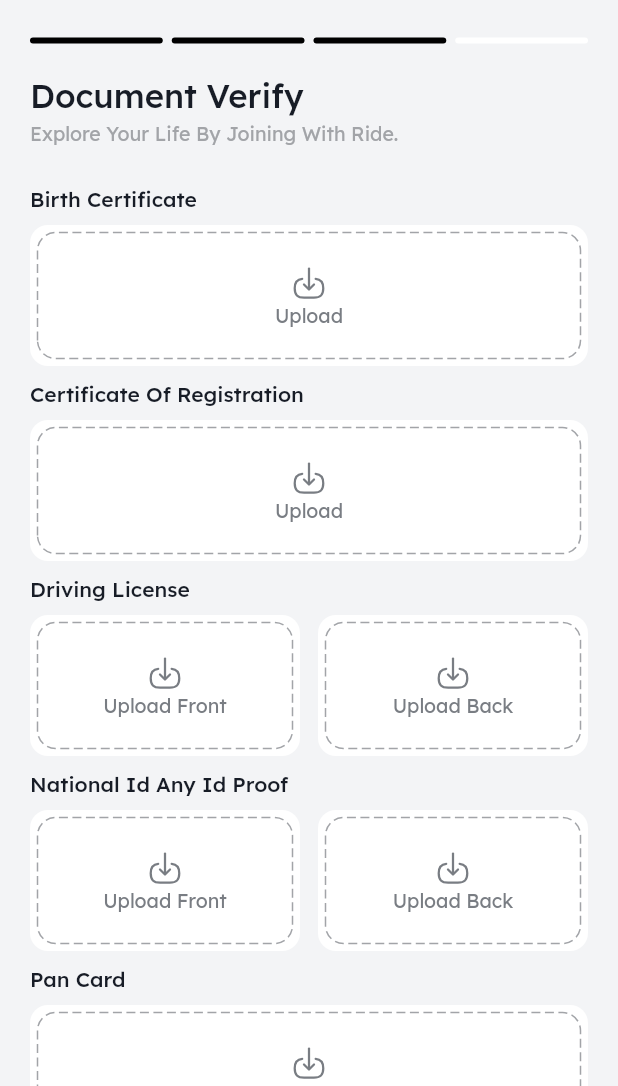
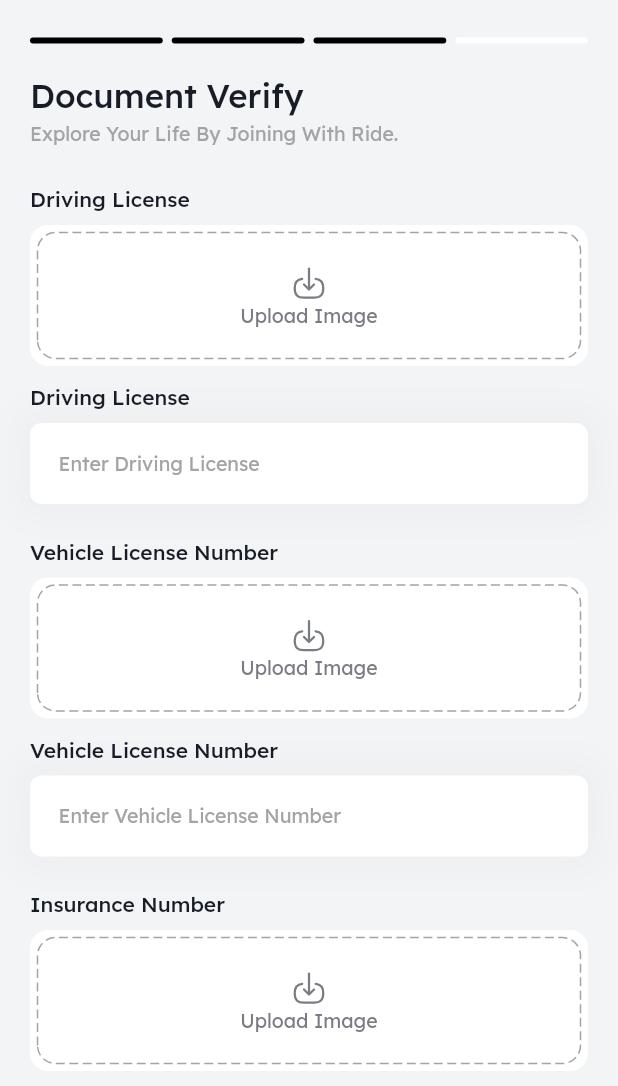
Before and after one commit to astriagk/ping-parent-mobile-driver, a Flutter app: the DocumentsOnboardingScreen screen opened by its route, on a phone screen of 412 x 824 dp, the part 150-1236 px from its top. Run offline on Flutter 3.47's test engine with Material 3 defaults, Android fonts, the phone set to English and light mode, and no system bars; drawn by our look-alikes of dotted_border; our stand-ins replace avatar_glow, connectivity_plus, dotted_line, emoji_picker_flutter, figma_squircle, flutter_rating_bar and 12 more; missing offline and left inert: gif; accounts and stored records are empty.

Commit message:
feat: added the document verification UI.

```diff
--- a/lib/common/app_fonts.dart
+++ b/lib/common/app_fonts.dart
@@ -244,7 +244,6 @@ class AppFonts {
   final withdrawHistory = 'withdrawHistory';
   final uploadImage = 'uploadImage';
   final uploadBack = 'uploadBack';
-  final drivingLicense = 'drivingLicense';
   final certificateOfRegistration = 'certificateOfRegistration';
   final birthCertificate = 'birthCertificate';
   final selectCountry = 'selectCountry';
@@ -290,4 +289,13 @@ class AppFonts {
   final van = 'van';
   final bus = 'bus';
   final enterUserName = 'enterUserName';
+
+  // document verification
+
+  final drivingLicense = 'drivingLicense';
+  final enterDrivingLicense = 'enterDrivingLicense';
+  final vehicleLicenseNumber = 'vehicleLicenseNumber';
+  final enterVehicleLicenseNumber = 'enterVehicleLicenseNumber';
+  final insuranceNumber = 'insuranceNumber';
+  final enterInsuranceNumber = 'enterInsuranceNumber';
 }
--- a/lib/common/languages/en.dart
+++ b/lib/common/languages/en.dart
@@ -247,6 +247,11 @@ dynamic en = {
   "uploadImage": "Upload Image",
   "uploadBack": "Upload Back",
   "drivingLicense": "Driving License",
+  "enterDrivingLicense": "Enter Driving License",
+  "vehicleLicenseNumber": "Vehicle License Number",
+  "insuranceNumber": "Insurance Number",
+  "enterInsuranceNumber": "Enter Insurance Number",
+  "enterVehicleLicenseNumber": "Enter Vehicle License Number",
   "certificateOfRegistration": "Certificate Of Registration",
   "birthCertificate": "Birth Certificate",
   "selectCountry": "Select Country",
--- a/lib/provider/auth_providers/onboarding_provider.dart
+++ b/lib/provider/auth_providers/onboarding_provider.dart
@@ -12,6 +12,16 @@ class OnboardingProvider extends ChangeNotifier {
   final TextEditingController emailController = TextEditingController();
   final TextEditingController vehicleNumberController = TextEditingController();
   final TextEditingController vehicleCapacityController =
+      TextEditingController();
+
+  // Text Controllers for document verification
+  final TextEditingController drivingLicenseController =
+      TextEditingController();
+  final TextEditingController vehicleLicenseNumberController =
+      TextEditingController();
+  final TextEditingController insuranceNumberController =
+      TextEditingController();
+  final TextEditingController birthCertificateController =
       TextEditingController();
 
   // Intro onboarding (initial slides)
@@ -97,9 +107,9 @@ class OnboardingProvider extends ChangeNotifier {
   }
 
   Future<void> pickImage(
-    context,
-    /* {required ImageSource source}*/
-  ) async {
+    context, {
+    String? documentName,
+  }) async {
     showDialog(
         context: context,
         builder: (BuildContext context) {
@@ -112,7 +122,11 @@ class OnboardingProvider extends ChangeNotifier {
                     Row(
                         mainAxisAlignment: MainAxisAlignment.spaceBetween,
                         children: [
-                          Text(language(context, appFonts.upload),
+                          Text(
+                              language(context, appFonts.upload) +
+                                  (documentName != null
+                                      ? ' - $documentName'
+                                      : ''),
                               style: AppCss.lexendMedium16
                                   .textColor(appTheme.primary)),
                           CommonIconButton(
@@ -325,6 +339,10 @@ class OnboardingProvider extends ChangeNotifier {
     emailController.dispose();
     vehicleNumberController.dispose();
     vehicleCapacityController.dispose();
+    drivingLicenseController.dispose();
+    vehicleLicenseNumberController.dispose();
+    insuranceNumberController.dispose();
+    birthCertificateController.dispose();
     super.dispose();
   }
 }
--- a/lib/screens/auth_screen/documents_onboarding_screen/layouts/documents_verify_layout.dart
+++ b/lib/screens/auth_screen/documents_onboarding_screen/layouts/documents_verify_layout.dart
@@ -22,12 +22,76 @@ class DocumentsVerifyLayout extends StatelessWidget {
 
   Widget _buildDocumentUploadUI(BuildContext context, OnboardingProvider pvr) {
     return Column(crossAxisAlignment: CrossAxisAlignment.start, children: [
+      _buildSingleUploadDocumentSection(context, pvr, appFonts.drivingLicense,
+          appFonts.enterDrivingLicense, pvr.drivingLicenseController),
+      VSpace(Insets.i25),
+      _buildSingleUploadDocumentSection(
+          context,
+          pvr,
+          appFonts.vehicleLicenseNumber,
+          appFonts.enterVehicleLicenseNumber,
+          pvr.vehicleLicenseNumberController),
+      VSpace(Insets.i25),
+      _buildSingleUploadDocumentSection(context, pvr, appFonts.insuranceNumber,
+          appFonts.enterInsuranceNumber, pvr.insuranceNumberController),
+    ]);
+  }
+
+  Widget _buildSingleUploadDocumentSection(
+    BuildContext context,
+    OnboardingProvider pvr,
+    String title,
+    String hintText,
+    TextEditingController controller,
+  ) {
+    return Column(crossAxisAlignment: CrossAxisAlignment.start, children: [
       TextWidgetCommon(
-          text: language(context, appFonts.birthCertificate),
+          text: language(context, title),
           style: AppCss.lexendMedium14.textColor(appTheme.darkText)),
       VSpace(Insets.i10),
-      GestureDetector(
-          onTap: () async => await pvr.pickImage(context),
+      _buildFullWidthUploadContainer(context, pvr, language(context, title)),
+      VSpace(Insets.i12),
+      AuthCommonWidgets().textAndTextField(
+          language(context, title), language(context, hintText), context,
+          controller: controller),
+    ]);
+  }
+
+  Widget _buildDocumentSection(
+    BuildContext context,
+    OnboardingProvider pvr,
+    String title,
+    String hintText,
+    TextEditingController controller,
+  ) {
+    return Column(crossAxisAlignment: CrossAxisAlignment.start, children: [
+      TextWidgetCommon(
+          text: language(context, title),
+          style: AppCss.lexendMedium14.textColor(appTheme.darkText)),
+      VSpace(Insets.i10),
+      Row(children: [
+        Expanded(
+            child:
+                _buildUploadContainer(context, pvr, language(context, title))),
+        HSpace(Insets.i12),
+        Expanded(
+            child:
+                _buildUploadContainer(context, pvr, language(context, title)))
+      ]),
+      VSpace(Insets.i12),
+      AuthCommonWidgets().textAndTextField(
+          language(context, title), language(context, hintText), context,
+          controller: controller),
+    ]);
+  }
+
+  Widget _buildUploadContainer(
+      BuildContext context, OnboardingProvider pvr, String documentName) {
+    return GestureDetector(
+        onTap: () async => await pvr.pickImage(
+              context,
+              documentName: documentName,
+            ),
         child: Container(
                 padding: const EdgeInsets.all(5),
                 height: Insets.i94,
@@ -48,195 +112,48 @@ class DocumentsVerifyLayout extends StatelessWidget {
                                 children: [
                                     SvgPicture.asset(svgAssets.import),
                                     VSpace(Insets.i3),
-                                      Text(language(context, appFonts.upload),
+                                    Text(
+                                        language(context, appFonts.uploadFront),
                                         style: AppCss.lexendRegular13
                                             .textColor(appTheme.textClr))
                                   ])
                             : Image.file(pvr.image!, fit: BoxFit.cover))))
-              .width(double.infinity)),
-      VSpace(Insets.i12),
-      TextWidgetCommon(
-          text: language(context, appFonts.certificateOfRegistration),
-          style: AppCss.lexendMedium14.textColor(appTheme.darkText)),
-      VSpace(Insets.i10),
-      Container(
+            .width(double.infinity));
+  }
+
+  Widget _buildFullWidthUploadContainer(
+      BuildContext context, OnboardingProvider pvr, String documentName) {
+    return GestureDetector(
+        onTap: () async => await pvr.pickImage(
+              context,
+              documentName: documentName,
+            ),
+        child: Container(
                 padding: const EdgeInsets.all(5),
                 height: Insets.i94,
                 decoration: BoxDecoration(
-              color: Colors.white, borderRadius: BorderRadius.circular(12.0)),
+                    color: Colors.white,
+                    borderRadius: BorderRadius.circular(AppRadius.r12)),
                 child: DottedBorder(
                     color: appColor(context).appTheme.lightText,
                     strokeWidth: 1,
                     dashPattern: const [6, 3],
                     borderType: BorderType.RRect,
-              radius: const Radius.circular(12),
+                    radius: Radius.circular(AppRadius.r12),
                     child: Container(
                         alignment: Alignment.center,
-                  child: Column(
+                        child: pvr.image == null
+                            ? Column(
                                 mainAxisAlignment: MainAxisAlignment.center,
                                 children: [
                                     SvgPicture.asset(svgAssets.import),
                                     VSpace(Insets.i3),
-                        Text(language(context, appFonts.upload),
+                                    Text(
+                                        language(context, appFonts.uploadImage),
                                         style: AppCss.lexendRegular13
                                             .textColor(appTheme.textClr))
-                      ])))).width(double.infinity).inkWell(
-          onTap: () async => await pvr.pickImage(
-                context, /* source: ImageSource.camera*/
-              )),
-      VSpace(Insets.i12),
-      TextWidgetCommon(
-          text: language(context, appFonts.drivingLicense),
-          style: AppCss.lexendMedium14.textColor(appTheme.darkText)),
-      VSpace(Insets.i10),
-      Row(children: [
-        Expanded(
-            child: Container(
-                padding: const EdgeInsets.all(5),
-                height: Insets.i94,
-                decoration: BoxDecoration(
-                    color: Colors.white,
-                    borderRadius: BorderRadius.circular(12.0)),
-                child: DottedBorder(
-                    color: appColor(context).appTheme.lightText,
-                    strokeWidth: 1,
-                    dashPattern: const [6, 3],
-                    borderType: BorderType.RRect,
-                    radius: const Radius.circular(12),
-                    child: Container(
-                        alignment: Alignment.center,
-                        child: Column(
-                            mainAxisAlignment: MainAxisAlignment.center,
-                            children: [
-                              SvgPicture.asset(svgAssets.import),
-                              VSpace(Insets.i3),
-                              Text(language(context, appFonts.uploadFront),
-                                  style: AppCss.lexendRegular13
-                                      .textColor(appTheme.textClr))
-                            ])))).width(double.infinity).inkWell(
-                onTap: () async => await pvr.pickImage(
-                      context, /*source: ImageSource.camera*/
-                    ))),
-        HSpace(Insets.i12),
-        Expanded(
-            child: Container(
-                padding: const EdgeInsets.all(5),
-                height: Insets.i94,
-                decoration: BoxDecoration(
-                    color: Colors.white,
-                    borderRadius: BorderRadius.circular(12.0)),
-                child: DottedBorder(
-                    color: appColor(context).appTheme.lightText,
-                    strokeWidth: 1,
-                    // Border thickness
-                    dashPattern: const [6, 3],
-                    borderType: BorderType.RRect,
-                    radius: const Radius.circular(12),
-                    child: Container(
-                        alignment: Alignment.center,
-                        child: Column(
-                            mainAxisAlignment: MainAxisAlignment.center,
-                            children: [
-                              SvgPicture.asset(svgAssets.import),
-                              VSpace(Insets.i3),
-                              Text(language(context, appFonts.uploadBack),
-                                  style: AppCss.lexendRegular13
-                                      .textColor(appTheme.textClr))
-                            ])))).width(double.infinity).inkWell(
-                onTap: () async => await pvr.pickImage(
-                      context, /*source: ImageSource.camera*/
-                    )))
-      ]),
-      VSpace(Insets.i12),
-      TextWidgetCommon(
-          text: language(context, appFonts.nationalID),
-          style: AppCss.lexendMedium14.textColor(appTheme.darkText)),
-      VSpace(Insets.i10),
-      Row(children: [
-        Expanded(
-            child: Container(
-                padding: const EdgeInsets.all(5),
-                height: Insets.i94,
-                decoration: BoxDecoration(
-                    color: Colors.white,
-                    borderRadius: BorderRadius.circular(12.0)),
-                child: DottedBorder(
-                    color: appColor(context).appTheme.lightText,
-                    strokeWidth: 1,
-                    dashPattern: const [6, 3],
-                    borderType: BorderType.RRect,
-                    radius: Radius.circular(Insets.i12),
-                    child: Container(
-                        alignment: Alignment.center,
-                        child: Column(
-                            mainAxisAlignment: MainAxisAlignment.center,
-                            children: [
-                              SvgPicture.asset(svgAssets.import),
-                              VSpace(Insets.i3),
-                              Text(language(context, appFonts.uploadFront),
-                                  style: AppCss.lexendRegular13
-                                      .textColor(appTheme.textClr))
-                            ])))).width(double.infinity)),
-        HSpace(Insets.i12),
-        Expanded(
-            child: Container(
-                padding: const EdgeInsets.all(5),
-                height: Insets.i94,
-                decoration: BoxDecoration(
-                    color: Colors.white,
-                    borderRadius: BorderRadius.circular(12.0)),
-                child: DottedBorder(
-                    color: appColor(context).appTheme.lightText,
-                    strokeWidth: 1,
-                    dashPattern: const [6, 3],
-                    borderType: BorderType.RRect,
-                    radius: const Radius.circular(12),
-                    child: Container(
-                        alignment: Alignment.center,
-                        child: Column(
-                            mainAxisAlignment: MainAxisAlignment.center,
-                            children: [
-                              SvgPicture.asset(svgAssets.import),
-                              VSpace(Insets.i3),
-                              Text(language(context, appFonts.uploadBack),
-                                  style: AppCss.lexendRegular13
-                                      .textColor(appTheme.textClr))
-                            ])))).width(double.infinity).inkWell(
-                onTap: () async => await pvr.pickImage(
-                      context, /*source: ImageSource.camera*/
-                    )))
-      ]),
-      VSpace(Insets.i12),
-      TextWidgetCommon(
-          text: language(context, appFonts.panCard),
-          style: AppCss.lexendMedium14.textColor(appTheme.darkText)),
-      VSpace(Insets.i10),
-      Container(
-          padding: const EdgeInsets.all(5),
-          height: Insets.i94,
-          decoration: BoxDecoration(
-              color: Colors.white, borderRadius: BorderRadius.circular(12.0)),
-          child: DottedBorder(
-              color: appColor(context).appTheme.lightText,
-              strokeWidth: 1,
-              // Border thickness
-              dashPattern: const [6, 3],
-              borderType: BorderType.RRect,
-              radius: const Radius.circular(12),
-              child: Container(
-                  alignment: Alignment.center,
-                  child: Column(
-                      mainAxisAlignment: MainAxisAlignment.center,
-                      children: [
-                        SvgPicture.asset(svgAssets.import),
-                        VSpace(Insets.i3),
-                        Text(language(context, appFonts.uploadImage),
-                            style: AppCss.lexendRegular13
-                                .textColor(appTheme.textClr))
-                      ])))).width(double.infinity).inkWell(
-          onTap: () async => await pvr.pickImage(
-                context, /* source: ImageSource.camera*/
-              ))
-    ]);
+                                  ])
+                            : Image.file(pvr.image!, fit: BoxFit.cover))))
+            .width(double.infinity));
   }
 }
```
Lines whose indentation alone changed are shown as unchanged.
